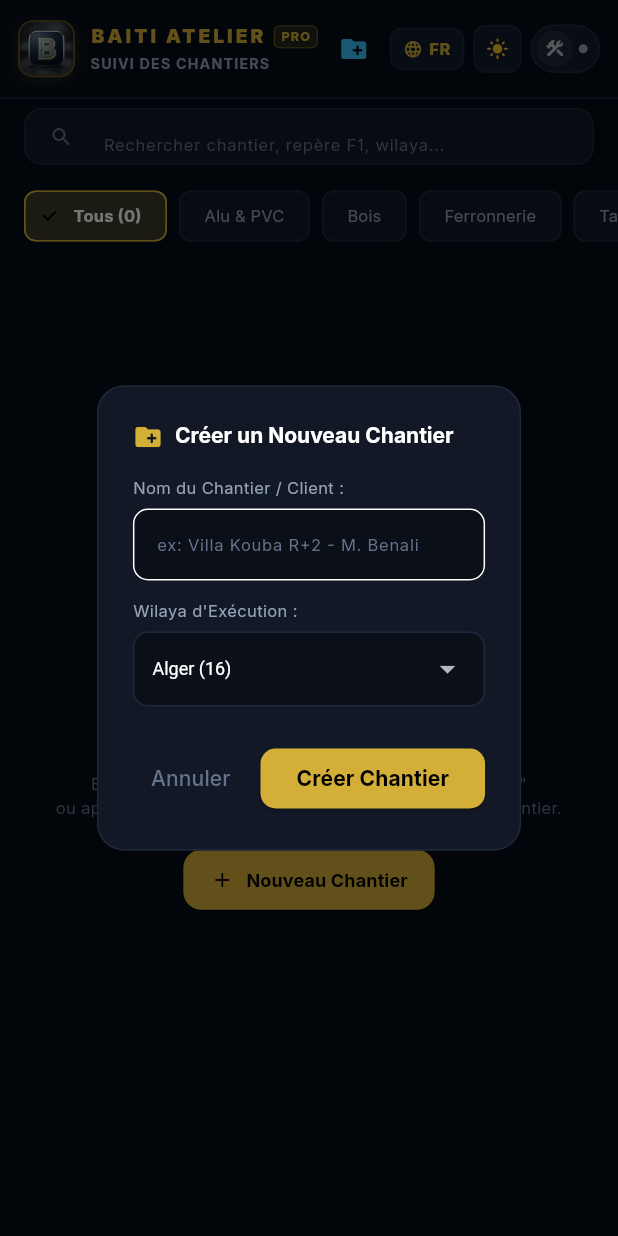
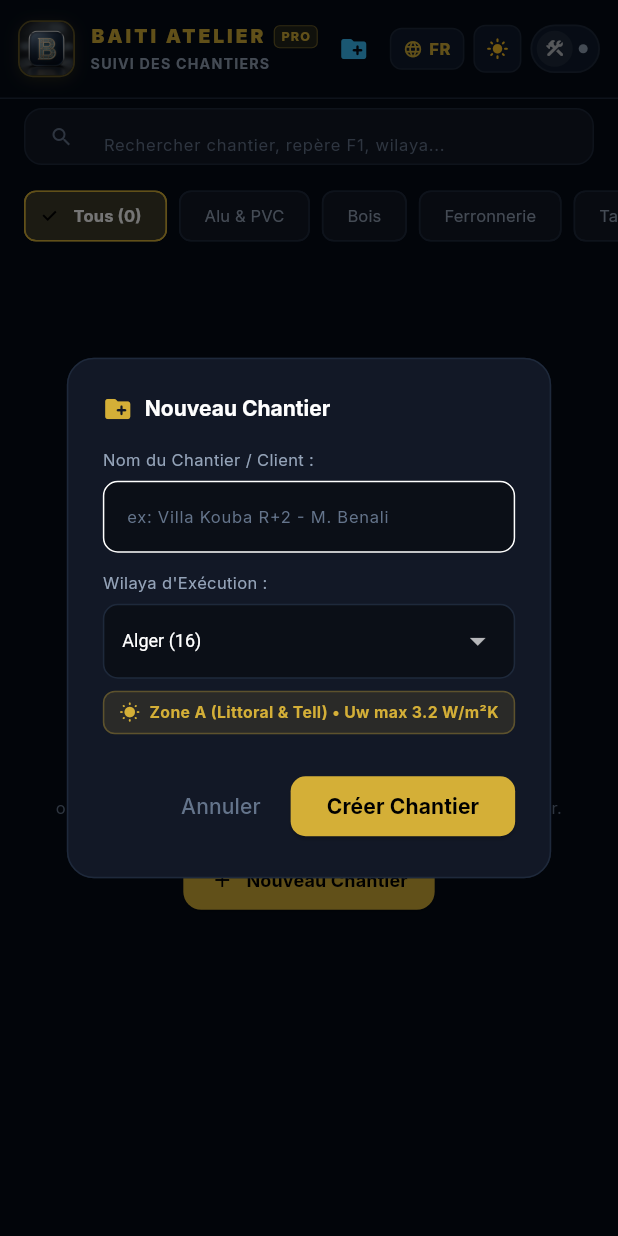
Before and after one commit to JARMID/baiti-atelier, a Flutter app: the ChantiersScreen screen opened directly with empty values, after a tap on "Nouveau Chantier", on a phone screen of 412 x 824 dp. Run offline on Flutter 3.47's test engine with Material 3 defaults, Android fonts, the phone set to English and light mode, and no system bars; our stand-ins replace google_fonts, shared_preferences; accounts and stored records are empty.

Commit message:
feat(mobile): integrate DTR thermal badges and BaridiMob financial data into chantiers

```diff
--- a/mobile/lib/screens/chantiers_screen.dart
+++ b/mobile/lib/screens/chantiers_screen.dart
@@ -5,6 +5,7 @@ import '../models/opening_spec.dart';
 import '../widgets/devis_preview_sheet.dart';
 import '../widgets/baiti_app_bar.dart';
 import '../services/app_settings.dart';
+import '../utils/algerian_financials.dart';
 
 class ChantiersScreen extends StatefulWidget {
   final List<OpeningSpec> savedSpecs;
@@ -110,11 +111,19 @@ class _ChantiersScreenState extends State<ChantiersScreen> {
       buffer.writeln('  Chiffrage: $cost DZD\n');
     }
 
+    final wordsFr = amountInDzdWordsFr(totalProject);
+    final wordsAr = amountInDzdWordsAr(totalProject);
+    final dtrZone = getDtrZoneForWilayaName(wilaya);
+
     buffer.writeln('----------------------------------------');
     buffer.writeln('*MONTANT TOTAL CHANTIER : ${totalProject.toStringAsFixed(0)} DZD*');
+    buffer.writeln('Arrêté à la somme de : $wordsFr');
+    buffer.writeln('المبلغ بالحروف : $wordsAr');
     buffer.writeln('*ACOMPTE 40% REQUIS : ${acompte40.toStringAsFixed(0)} DZD*');
     buffer.writeln('*SOLDE À LA LIVRAISON : ${solde60.toStringAsFixed(0)} DZD*');
-    buffer.writeln('_Menuiserie aluminium & bois conforme normes DTR Algérie_');
+    buffer.writeln('Zone Bioclimatique DTR : ${dtrZone.label} (Uw max ${dtrZone.maxUw} W/m²K)');
+    buffer.writeln('Règlement BaridiMob RIP : ${formatBaridiMobRip('00799999002145897442')}');
+    buffer.writeln('_Menuiserie aluminium et PVC conforme aux exigences DTR Algérie_');
 
     final url = Uri.parse('whatsapp://send?text=${Uri.encodeComponent(buffer.toString())}');
     if (await canLaunchUrl(url)) {
@@ -148,6 +157,12 @@ class _ChantiersScreenState extends State<ChantiersScreen> {
       buffer.writeln('');
     });
 
+    buffer.writeln('========================================');
+    buffer.writeln('Arrêté le carnet global à la somme de : ${amountInDzdWordsFr(_totalEstimatedAmount)}');
+    buffer.writeln('المبلغ الإجمالي بالحروف : ${amountInDzdWordsAr(_totalEstimatedAmount)}');
+    buffer.writeln('Coordonnées BaridiMob RIP : ${formatBaridiMobRip('00799999002145897442')}');
+    buffer.writeln('_Baiti Atelier • Direction Financière et Suivi de Chantiers 58 Wilayas_');
+
     final url = Uri.parse('whatsapp://send?text=${Uri.encodeComponent(buffer.toString())}');
     if (await canLaunchUrl(url)) {
       await launchUrl(url);
@@ -170,9 +185,11 @@ class _ChantiersScreenState extends State<ChantiersScreen> {
           children: [
             Icon(Icons.create_new_folder_rounded, color: Color(0xFFD4AF37), size: 20),
             SizedBox(width: 8),
-            Text(
-              'Créer un Nouveau Chantier',
+            Expanded(
+              child: Text(
+                'Nouveau Chantier',
                 style: TextStyle(fontSize: 14, fontWeight: FontWeight.bold, color: Colors.white),
+              ),
             ),
           ],
         ),
@@ -209,7 +226,11 @@ class _ChantiersScreenState extends State<ChantiersScreen> {
             ValueListenableBuilder<String>(
               valueListenable: wilayaCtrl,
               builder: (context, val, _) {
-                return Container(
+                final zone = getDtrZoneForWilayaName(val);
+                return Column(
+                  crossAxisAlignment: CrossAxisAlignment.start,
+                  children: [
+                    Container(
                       padding: const EdgeInsets.symmetric(horizontal: 12),
                       decoration: BoxDecoration(
                         color: const Color(0xFF0B0F17),
@@ -233,12 +254,39 @@ class _ChantiersScreenState extends State<ChantiersScreen> {
                             'Annaba (23)',
                             'Béjaïa (06)',
                             'Tlemcen (13)',
+                            'Biskra (07)',
+                            'Ouargla (30)',
+                            'Ghardaïa (47)',
+                            'Béchar (08)',
                           ].map((w) => DropdownMenuItem(value: w, child: Text(w))).toList(),
                           onChanged: (newVal) {
                             if (newVal != null) wilayaCtrl.value = newVal;
                           },
                         ),
                       ),
+                    ),
+                    const SizedBox(height: 8),
+                    Container(
+                      padding: const EdgeInsets.symmetric(horizontal: 10, vertical: 6),
+                      decoration: BoxDecoration(
+                        color: const Color(0x1FD4AF37),
+                        borderRadius: BorderRadius.circular(8),
+                        border: Border.all(color: const Color(0x4DD4AF37)),
+                      ),
+                      child: Row(
+                        children: [
+                          const Icon(Icons.wb_sunny_rounded, size: 14, color: Color(0xFFD4AF37)),
+                          const SizedBox(width: 6),
+                          Expanded(
+                            child: Text(
+                              '${zone.label} • Uw max ${zone.maxUw} W/m²K',
+                              style: const TextStyle(fontSize: 10.5, fontWeight: FontWeight.bold, color: Color(0xFFD4AF37)),
+                            ),
+                          ),
+                        ],
+                      ),
+                    ),
+                  ],
                 );
               },
             ),
```
Also changed, not shown: 1 other file. Lines whose indentation alone changed are shown as unchanged.
